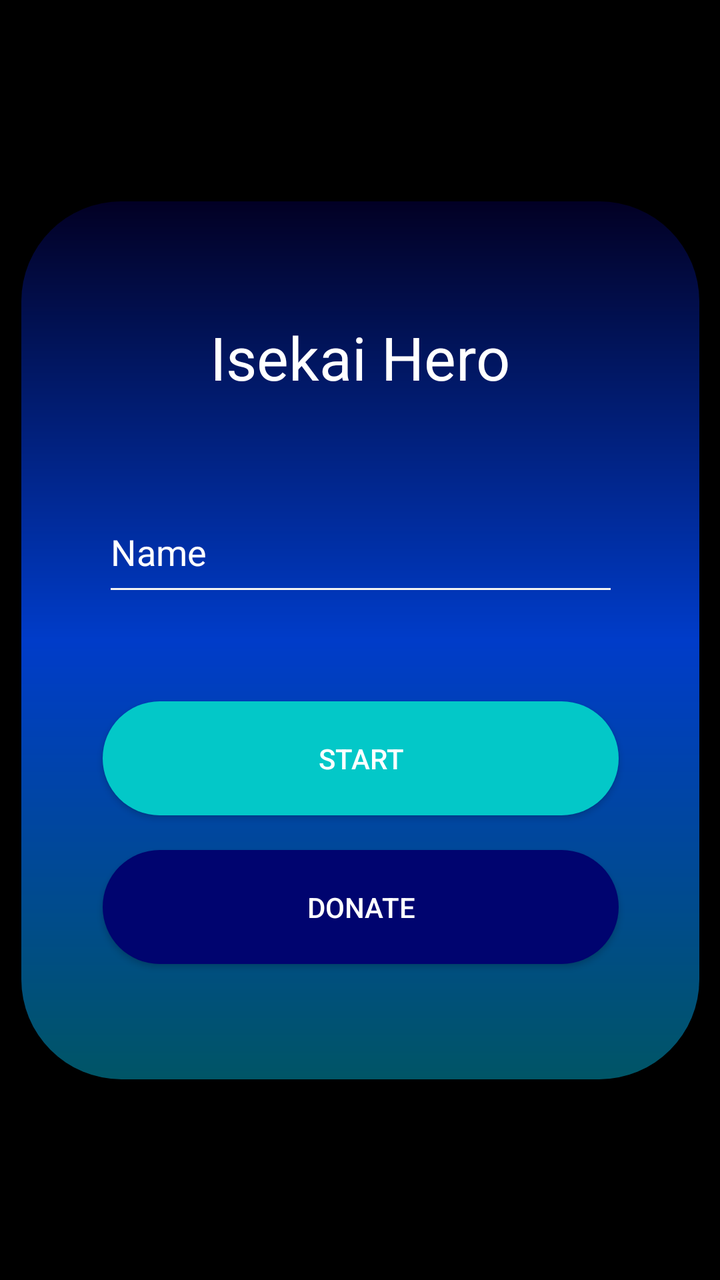
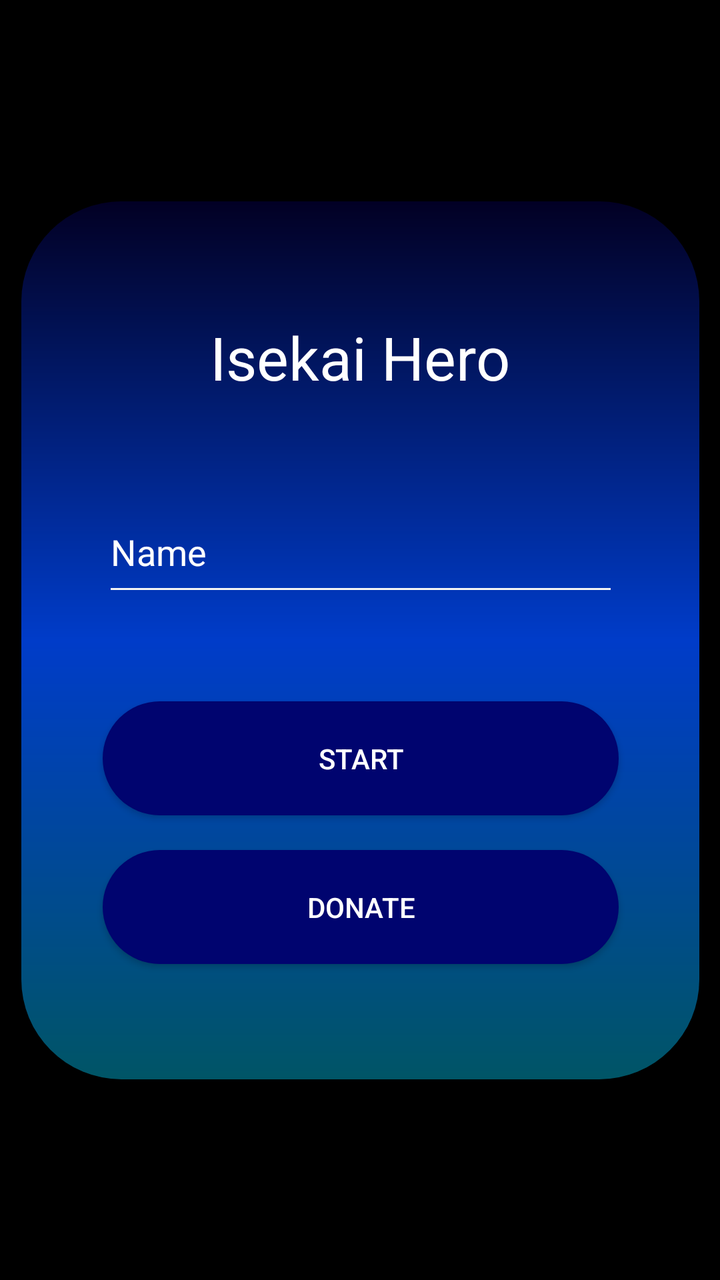

The first picture is an Android layout as it rendered before a commit; the second is the same layout after the commit. The layout source and the unified diff follow.
<!-- AndroidManifest.xml: application theme Theme.Isekai_Game -->
<!-- res/layout/activity_playerinfo.xml -->
<?xml version="1.0" encoding="utf-8"?>
<androidx.constraintlayout.widget.ConstraintLayout xmlns:android="http://schemas.android.com/apk/res/android"
    xmlns:app="http://schemas.android.com/apk/res-auto"
    xmlns:tools="http://schemas.android.com/tools"
    android:id="@+id/main"
    android:background="@color/black"
    android:layout_width="match_parent"
    android:layout_height="match_parent"
    tools:context=".playerinfo">

    <TextView
        android:id="@+id/body"
        android:layout_width="339dp"
        android:layout_height="439dp"
        android:background="@drawable/body"
        android:text=""
        app:layout_constraintBottom_toBottomOf="parent"
        app:layout_constraintEnd_toEndOf="parent"
        app:layout_constraintHorizontal_bias="0.5"
        app:layout_constraintStart_toStartOf="parent"
        app:layout_constraintTop_toTopOf="parent"
        />

    <TextView
        android:id="@+id/head1"
        android:layout_width="wrap_content"
        android:layout_height="wrap_content"
        android:text="Isekai Hero"
        android:textColor="#FFFFFF"
        android:textSize="30sp"
        android:layout_marginTop="40sp"
        android:layout_marginBottom="30sp"
        app:layout_constraintBottom_toTopOf="@+id/name"
        app:layout_constraintEnd_toEndOf="@id/body"
        app:layout_constraintStart_toStartOf="@+id/body"
        app:layout_constraintTop_toTopOf="@id/body"
        />

    <EditText
        android:id="@+id/name"
        android:layout_width="258dp"
        android:layout_height="57dp"
        android:ems="10"
        android:backgroundTint="#F4F4F4"
        android:inputType="text"
        android:textColor="@color/white"
        android:textColorHint="@color/white"
        android:layout_marginBottom="30sp"
        android:hint="Name"
        app:layout_constraintEnd_toEndOf="@id/body"
        app:layout_constraintStart_toStartOf="@+id/body"
        app:layout_constraintTop_toBottomOf="@+id/head1"
        app:layout_constraintBottom_toTopOf="@+id/start"
        />

    <androidx.appcompat.widget.AppCompatButton
        android:id="@+id/start"
        android:layout_width="258dp"
        android:layout_height="57dp"
        android:background="@drawable/startbutton"
        android:text="start"
        android:textColor="@color/white"
        app:layout_constraintBottom_toTopOf="@+id/donate"
        app:layout_constraintEnd_toEndOf="@id/body"
        app:layout_constraintStart_toStartOf="@+id/body"
        app:layout_constraintTop_toBottomOf="@+id/name" />

    <androidx.appcompat.widget.AppCompatButton
        android:id="@+id/donate"
        android:layout_width="258dp"
        android:layout_height="57dp"
        android:background="@drawable/startbutton"
        android:text="Donate"
        android:layout_marginBottom="40sp"
        android:backgroundTint="#00046F"
        android:textColor="@color/white"
        app:layout_constraintBottom_toBottomOf="@+id/body"
        app:layout_constraintEnd_toEndOf="@id/body"
        app:layout_constraintStart_toStartOf="@+id/body"
        app:layout_constraintTop_toBottomOf="@+id/start" />


</androidx.constraintlayout.widget.ConstraintLayout>
<!-- resources referenced by this layout -->
<resources>
  <color name="black">#FF000000</color>
  <color name="white">#FFFFFFFF</color>
  <!-- drawable body (drawable) -->
  <?xml version="1.0" encoding="utf-8"?>
  <shape xmlns:android="http://schemas.android.com/apk/res/android">
      <gradient
          android:type="linear"
          android:angle="270"
          android:startColor="#020024"
          android:centerColor="#003CC9"
          android:endColor="#005566" />
      <corners android:radius="50dp">
  
      </corners>
  </shape>
  <!-- drawable startbutton (drawable) -->
  <?xml version="1.0" encoding="utf-8"?>
  <shape xmlns:android="http://schemas.android.com/apk/res/android">
      <solid android:color="#03C8C8">
  
      </solid>
      <corners android:radius="50dp">
  
      </corners>
  
  </shape>
  <style name="Theme.Isekai_Game" parent="Base.Theme.Isekai_Game" />
  <style name="Base.Theme.Isekai_Game" parent="Theme.Material3.DayNight.NoActionBar">
          
          
      </style>
</resources>

<!-- the commit's change to res/layout/activity_playerinfo.xml (unified diff, before → after) -->
@@ -1,19 +1,17 @@
 <?xml version="1.0" encoding="utf-8"?>
 <androidx.constraintlayout.widget.ConstraintLayout xmlns:android="http://schemas.android.com/apk/res/android"
     xmlns:app="http://schemas.android.com/apk/res-auto"
-    xmlns:tools="http://schemas.android.com/tools"
     android:id="@+id/main"
     android:background="@color/black"
     android:layout_width="match_parent"
-    android:layout_height="match_parent"
-    tools:context=".playerinfo">
+    android:layout_height="match_parent">
 
     <TextView
         android:id="@+id/body"
         android:layout_width="339dp"
         android:layout_height="439dp"
         android:background="@drawable/body"
-        android:text=""
+        android:importantForAccessibility="no"
         app:layout_constraintBottom_toBottomOf="parent"
         app:layout_constraintEnd_toEndOf="parent"
         app:layout_constraintHorizontal_bias="0.5"
@@ -25,8 +23,8 @@
         android:id="@+id/head1"
         android:layout_width="wrap_content"
         android:layout_height="wrap_content"
-        android:text="Isekai Hero"
-        android:textColor="#FFFFFF"
+        android:text="@string/isekai_hero"
+        android:textColor="@color/white"
         android:textSize="30sp"
         android:layout_marginTop="40sp"
         android:layout_marginBottom="30sp"
@@ -46,7 +44,8 @@
         android:textColor="@color/white"
         android:textColorHint="@color/white"
         android:layout_marginBottom="30sp"
-        android:hint="Name"
+        android:hint="@string/name_hint"
+        android:autofillHints="name"
         app:layout_constraintEnd_toEndOf="@id/body"
         app:layout_constraintStart_toStartOf="@+id/body"
         app:layout_constraintTop_toBottomOf="@+id/head1"
@@ -58,8 +57,9 @@
         android:layout_width="258dp"
         android:layout_height="57dp"
         android:background="@drawable/startbutton"
-        android:text="start"
+        android:text="@string/start"
         android:textColor="@color/white"
+        android:backgroundTint="#00046F"
         app:layout_constraintBottom_toTopOf="@+id/donate"
         app:layout_constraintEnd_toEndOf="@id/body"
         app:layout_constraintStart_toStartOf="@+id/body"
@@ -70,7 +70,7 @@
         android:layout_width="258dp"
         android:layout_height="57dp"
         android:background="@drawable/startbutton"
-        android:text="Donate"
+        android:text="@string/donate"
         android:layout_marginBottom="40sp"
         android:backgroundTint="#00046F"
         android:textColor="@color/white"
<!-- resource entries referenced after the edit -->
@@ -26,6 +26,10 @@
       </corners>
   
   </shape>
+  <string name="donate">Donate</string>
+  <string name="isekai_hero">Isekai Hero</string>
+  <string name="name_hint">Name</string>
+  <string name="start">Start</string>
   <style name="Theme.Isekai_Game" parent="Base.Theme.Isekai_Game" />
   <style name="Base.Theme.Isekai_Game" parent="Theme.Material3.DayNight.NoActionBar">
           
